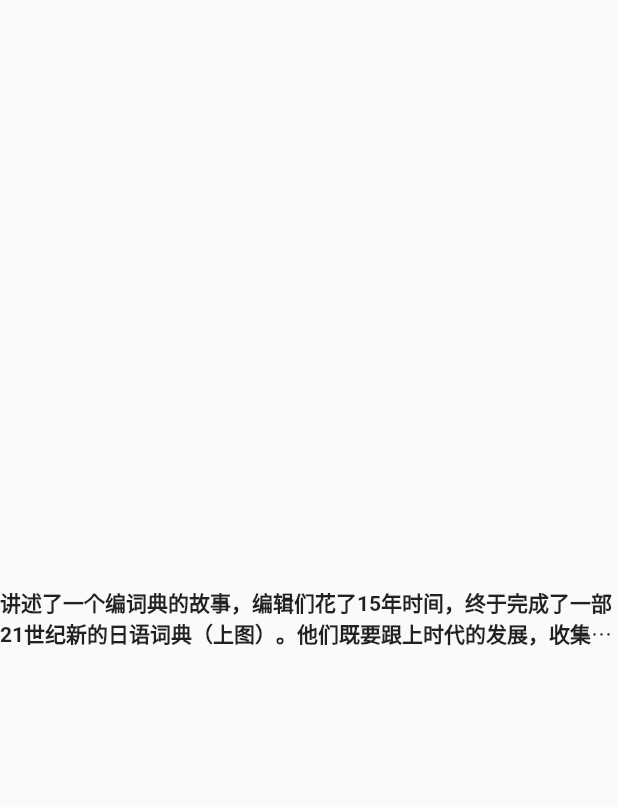
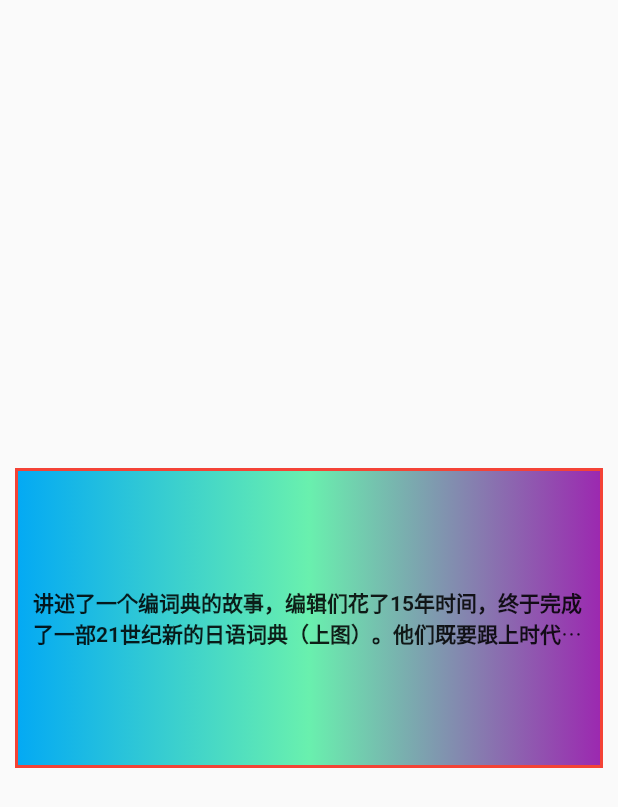
Before and after one commit to liutaochange/flutter_app, a Flutter app: the screen it shows after launch, on a phone screen of 412 x 824 dp. Shown: the top 807 px of the screen. Run offline on Flutter 3.47's test engine with Material 2 defaults, Android fonts, the phone set to English and light mode, and no system bars; missing offline and left inert: flutter_color_plugin.

Commit message:
feat: container组件

```diff
--- /dev/null
+++ b/lib/container.dart
@@ -0,0 +1,75 @@
+import 'package:flutter/material.dart';
+// Alignment属性 Container内child的对齐方式，也就是容器子内容的对齐方式
+// bottomCenter:下部居中对齐。
+// botomLeft: 下部左对齐。
+// bottomRight：下部右对齐。
+// center：纵横双向居中对齐。
+// centerLeft：纵向居中横向居左对齐。
+// centerRight：纵向居中横向居右对齐。
+// topLeft：顶部左侧对齐。
+// topCenter：顶部居中对齐。
+// topRight： 顶部居左对齐。
+
+// const EdgeInsets.fromLTRB(
+//   double left,
+//   double top,
+//   double right,
+//   double bottom
+// )
+// Creates insets from offsets from the left, top, right, and bottom.
+
+// const EdgeInsets.only({
+//   double left: 0.0,
+//   double top: 0.0,
+//   double right: 0.0,
+//   double bottom: 0.0
+// })
+// const EdgeInsets.only(left: 40.0)
+
+// const EdgeInsets.symmetric({
+//   double vertical: 0.0,
+//   double horizontal: 0.0
+// })
+// Creates insets with symmetrical vertical and horizontal offsets.
+// const EdgeInsets.symmetric(vertical: 8.0)
+
+// decoration是 container 的修饰器，主要的功能是设置背景和边框
+// BoxDecoration 可设置边框
+//
+class ConApp extends StatelessWidget {
+  @override
+  Widget build(BuildContext context) {
+    return MaterialApp(
+      title: 'Text widget',
+      home: Scaffold(
+        body: Center(
+          child: Container(
+            child: new Text(
+              '讲述了一个编词典的故事，编辑们花了15年时间，终于完成了一部21世纪新的日语词典（上图）。他们既要跟上时代的发展，收集所有的新词，又要修订老词的解释，可想而知，付出了极其艰辛的努力。',
+              textAlign: TextAlign.left,
+              overflow: TextOverflow.ellipsis,
+              textDirection: TextDirection.ltr,
+              maxLines: 2,
+              style: TextStyle(
+                  fontSize: 14,
+                  fontWeight: FontWeight.bold,
+                  decoration: TextDecoration.none),
+            ),
+            alignment: Alignment.center,
+            width: 400.0,
+            height: 200.0,
+            padding: const EdgeInsets.all(10.0),
+            margin: const EdgeInsets.all(10.0),
+            decoration: new BoxDecoration(
+                gradient: const LinearGradient(colors: [
+                  Colors.lightBlue,
+                  Colors.greenAccent,
+                  Colors.purple
+                ]),
+                border: Border.all(width: 2.0, color: Colors.red)),
+          ),
+        ),
+      ),
+    );
+  }
+}
--- a/lib/main.dart
+++ b/lib/main.dart
@@ -1,8 +1,9 @@
 import 'package:flutter/material.dart';
 // import './color.dart';
-import './home.dart';
+// import './text.dart';
+import './container.dart';
 
-void main() => runApp(HomeApp());
+void main() => runApp(ConApp());
 
 class MyApp extends StatelessWidget {
   // This widget is the root of your application.
--- a/lib/home.dart
+++ b/lib/text.dart
@@ -18,7 +18,7 @@ import 'package:flutter/material.dart';
 // clip：直接切断，剩下的文字就没有了，感觉不太友好，体验性不好。
 // ellipsis: 在后边显示省略号，体验性较好，这个在工作中经常使用。
 // fade: 溢出的部分会进行一个渐变消失的效果，当然是上线的渐变，不是左右的哦。
-class HomeApp extends StatelessWidget {
+class TextApp extends StatelessWidget {
   @override
   Widget build(BuildContext context) {
     return MaterialApp(
```
